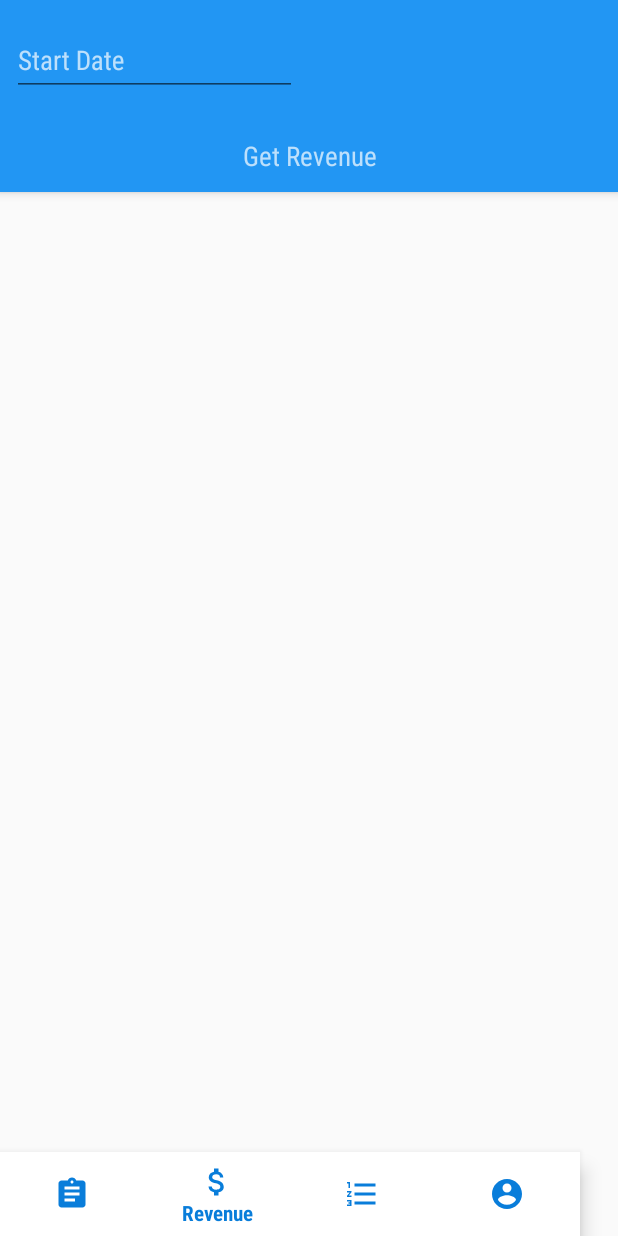
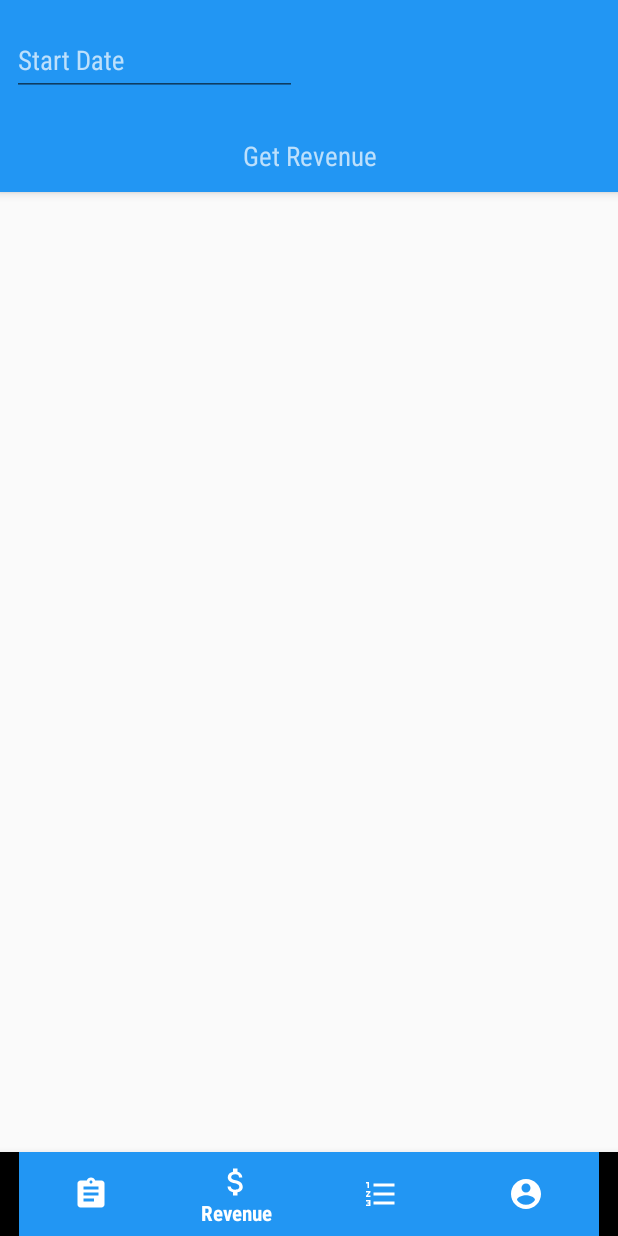
Before and after one commit to kartikarora/urdashboard, an Android app: the screen it shows after launch (DashboardActivity), item 2 of the bottom bar chosen, on a phone screen of 412 x 824 dp. Run offline under Robolectric (Android 15) with nearby library versions, the phone set to English and light mode, and no system bars; our stand-ins replace Timber; libraries missing offline, so code that uses them is left out: com.facebook.stetho; 2 statements that could not run were skipped.

Commit message:
thoda dashboard change

```diff
--- a/android/app/src/main/java/me/kartikarora/udacityreviewer/activities/DashboardActivity.java
+++ b/android/app/src/main/java/me/kartikarora/udacityreviewer/activities/DashboardActivity.java
@@ -1,6 +1,5 @@
 package me.kartikarora.udacityreviewer.activities;
 
-import android.graphics.Color;
 import android.os.Bundle;
 import android.os.PersistableBundle;
 import android.support.annotation.NonNull;
@@ -15,6 +14,7 @@ import me.kartikarora.udacityreviewer.fragments.MeFragment;
 import me.kartikarora.udacityreviewer.fragments.QueueFragment;
 import me.kartikarora.udacityreviewer.fragments.RevenueFragment;
 import me.kartikarora.udacityreviewer.fragments.StatsFragment;
+import me.kartikarora.udacityreviewer.utils.HelperUtils;
 
 /**
  * Developer: chipset
@@ -32,7 +32,8 @@ public class DashboardActivity extends AppCompatActivity {
     protected void onCreate(Bundle savedInstanceState) {
         super.onCreate(savedInstanceState);
 
-        getWindow().setStatusBarColor(Color.TRANSPARENT);
+
+        HelperUtils.getInstance().changeStatusBarColor(DashboardActivity.this);
 
         setContentView(R.layout.activity_dashboard);
         Toolbar toolbar = findViewById(R.id.toolbar);
@@ -42,29 +43,17 @@ public class DashboardActivity extends AppCompatActivity {
         mNavigationView.setOnNavigationItemSelectedListener(new BottomNavigationView.OnNavigationItemSelectedListener() {
             @Override
             public boolean onNavigationItemSelected(@NonNull MenuItem item) {
-                Fragment fragment;
-                switch (item.getItemId()) {
-                    case R.id.nav_revenue:
-                        fragment = RevenueFragment.newInstance();
-                        break;
-                    case R.id.nav_queue:
-                        fragment = QueueFragment.newInstance();
-                        break;
-                    case R.id.nav_me:
-                        fragment = MeFragment.newInstance();
-                        break;
-                    case R.id.nav_stats:
-                    default:
-                        fragment = StatsFragment.newInstance();
-                        break;
-                }
-                getSupportFragmentManager().beginTransaction()
-                        .replace(R.id.content_frame, fragment)
-                        .commit();
+                switchFragment(item.getItemId());
                 return true;
             }
         });
 
+
+        mNavigationView.setOnNavigationItemReselectedListener(new BottomNavigationView.OnNavigationItemReselectedListener() {
+            @Override
+            public void onNavigationItemReselected(@NonNull MenuItem item) {
+            }
+        });
 
     }
 
@@ -80,5 +69,28 @@ public class DashboardActivity extends AppCompatActivity {
         super.onRestoreInstanceState(savedInstanceState);
         int selectedItem = savedInstanceState.getInt("selected_item", R.id.nav_stats);
         mNavigationView.setSelectedItemId(selectedItem);
+        switchFragment(selectedItem);
+    }
+
+    private void switchFragment(int id) {
+        Fragment fragment;
+        switch (id) {
+            case R.id.nav_revenue:
+                fragment = RevenueFragment.newInstance();
+                break;
+            case R.id.nav_queue:
+                fragment = QueueFragment.newInstance();
+                break;
+            case R.id.nav_me:
+                fragment = MeFragment.newInstance();
+                break;
+            case R.id.nav_stats:
+            default:
+                fragment = StatsFragment.newInstance();
+                break;
+        }
+        getSupportFragmentManager().beginTransaction()
+                .replace(R.id.content_frame, fragment)
+                .commit();
     }
 }
--- a/android/app/src/main/java/me/kartikarora/udacityreviewer/activities/OnboardingActivity.java
+++ b/android/app/src/main/java/me/kartikarora/udacityreviewer/activities/OnboardingActivity.java
@@ -33,6 +33,8 @@ public class OnboardingActivity extends AppCompatActivity {
     protected void onCreate(Bundle savedInstanceState) {
         super.onCreate(savedInstanceState);
         setContentView(R.layout.activity_onboarding);
+
+        HelperUtils.getInstance().changeStatusBarColor(OnboardingActivity.this);
 
         final String apikey = getIntent().getStringExtra(getString(R.string.pref_udacity_token));
         if (TextUtils.isEmpty(apikey)) {
--- a/android/app/src/main/java/me/kartikarora/udacityreviewer/activities/SplashActivity.java
+++ b/android/app/src/main/java/me/kartikarora/udacityreviewer/activities/SplashActivity.java
@@ -11,6 +11,7 @@ import android.view.View;
 
 import me.kartikarora.potato.Potato;
 import me.kartikarora.udacityreviewer.R;
+import me.kartikarora.udacityreviewer.utils.HelperUtils;
 
 public class SplashActivity extends AppCompatActivity {
 
@@ -19,15 +20,7 @@ public class SplashActivity extends AppCompatActivity {
         super.onCreate(savedInstanceState);
         setContentView(R.layout.activity_splash);
 
-        if (Build.VERSION.SDK_INT >= Build.VERSION_CODES.M) {
-            View view = getWindow().getDecorView();
-            int flags = view.getSystemUiVisibility();
-            flags |= View.SYSTEM_UI_FLAG_LIGHT_STATUS_BAR;
-            view.setSystemUiVisibility(flags);
-            getWindow().setStatusBarColor(Color.WHITE);
-        } else {
-            getWindow().setStatusBarColor(ContextCompat.getColor(SplashActivity.this, R.color.primary_dark));
-        }
+        HelperUtils.getInstance().changeStatusBarColor(SplashActivity.this);
 
         String udacityToken = Potato.potate(SplashActivity.this).Preferences().getSharedPreferenceString(getString(R.string.pref_udacity_token));
         final Class toClass = udacityToken == null ? IntroActivity.class : DashboardActivity.class;
--- a/android/app/src/main/java/me/kartikarora/udacityreviewer/utils/HelperUtils.java
+++ b/android/app/src/main/java/me/kartikarora/udacityreviewer/utils/HelperUtils.java
@@ -1,9 +1,13 @@
 package me.kartikarora.udacityreviewer.utils;
 
+import android.app.Activity;
 import android.content.ClipData;
 import android.content.ClipboardManager;
 import android.content.Context;
+import android.os.Build;
+import android.support.v4.content.ContextCompat;
 import android.support.v4.util.ArrayMap;
+import android.view.View;
 import android.widget.Toast;
 
 import java.util.Date;
@@ -65,4 +69,16 @@ public class HelperUtils {
     public Date utcToDefault(Date utcDate, Date localDate) {
         return new Date(utcDate.getTime() + TimeZone.getDefault().getOffset(localDate.getTime()));
     }
+
+    public void changeStatusBarColor(Activity activity) {
+        if (Build.VERSION.SDK_INT >= Build.VERSION_CODES.M) {
+            View view = activity.getWindow().getDecorView();
+            int flags = view.getSystemUiVisibility();
+            flags |= View.SYSTEM_UI_FLAG_LIGHT_STATUS_BAR;
+            view.setSystemUiVisibility(flags);
+            activity.getWindow().setStatusBarColor(ContextCompat.getColor(activity.getApplicationContext(), R.color.primary_light));
+        } else {
+            activity.getWindow().setStatusBarColor(ContextCompat.getColor(activity.getApplicationContext(), R.color.primary_dark));
+        }
+    }
 }
--- a/android/app/src/main/res/drawable/bottom_sheet_item.xml
+++ b/android/app/src/main/res/drawable/bottom_sheet_item.xml
@@ -1,5 +1,6 @@
 <?xml version="1.0" encoding="utf-8"?>
 <selector xmlns:android="http://schemas.android.com/apk/res/android">
-    <item android:color="@color/primary_dark" android:state_enabled="true" />
-    <item android:color="@color/primary" android:state_enabled="false" />
+    <item android:color="@color/primary_light" android:state_enabled="true" />
+    <item android:color="@android:color/darker_gray
+" android:state_enabled="false" />
 </selector>
--- a/android/app/src/main/res/layout/activity_dashboard.xml
+++ b/android/app/src/main/res/layout/activity_dashboard.xml
@@ -12,24 +12,15 @@
         android:layout_width="match_parent"
         android:layout_height="match_parent"
         android:layout_above="@+id/bottomNavigationView"
-        android:layout_alignParentStart="true"
-        app:layout_constraintBottom_toTopOf="@+id/bottomNavigationView"
-        app:layout_constraintEnd_toEndOf="parent"
-        app:layout_constraintStart_toStartOf="parent"
-        app:layout_constraintTop_toTopOf="parent"
-        app:layout_constraintVertical_weight="0.9" />
+        android:layout_alignParentStart="true" />
 
     <android.support.design.widget.BottomNavigationView
         android:id="@+id/bottomNavigationView"
-        android:layout_width="wrap_content"
+        android:layout_width="match_parent"
         android:layout_height="wrap_content"
         android:layout_alignParentBottom="true"
-        app:itemBackground="@color/primary_light"
+        app:itemBackground="@color/primary"
         app:itemIconTint="@drawable/bottom_sheet_item"
         app:itemTextColor="@drawable/bottom_sheet_item"
-        app:layout_constraintBottom_toBottomOf="parent"
-        app:layout_constraintEnd_toEndOf="parent"
-        app:layout_constraintStart_toStartOf="parent"
-        app:layout_constraintVertical_weight="0.1"
         app:menu="@menu/menu_nav" />
 </RelativeLayout>
```
Also changed, not shown: android/app/src/main/java/me/kartikarora/udacityreviewer/fragments/StatsFragment.java (+0 -17 lines), android/app/src/main/res/layout/fragment_stats.xml (+11 -15 lines).
